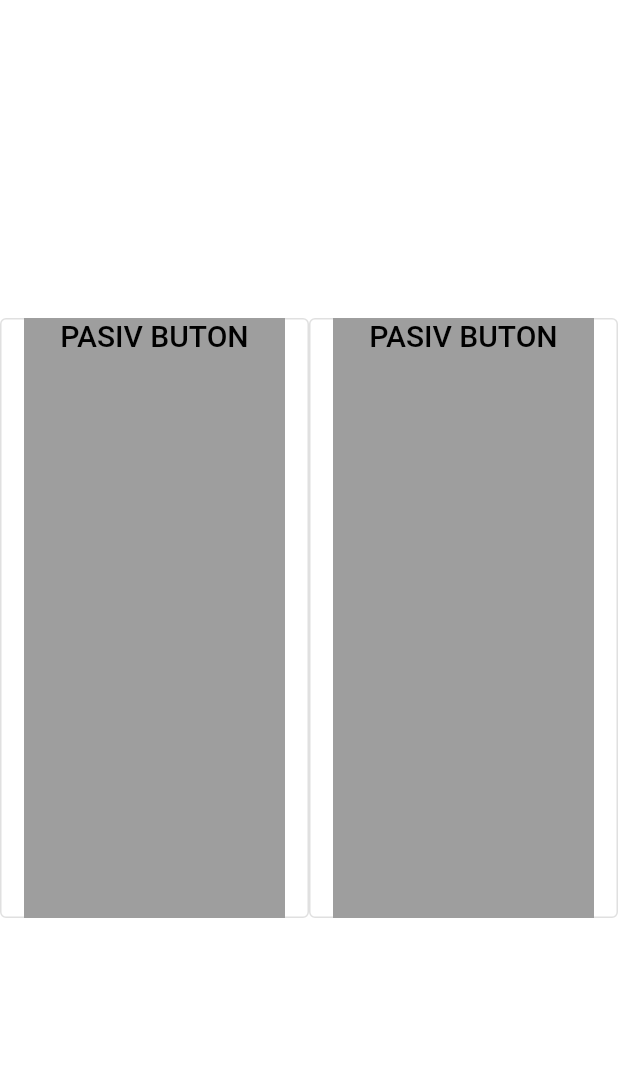
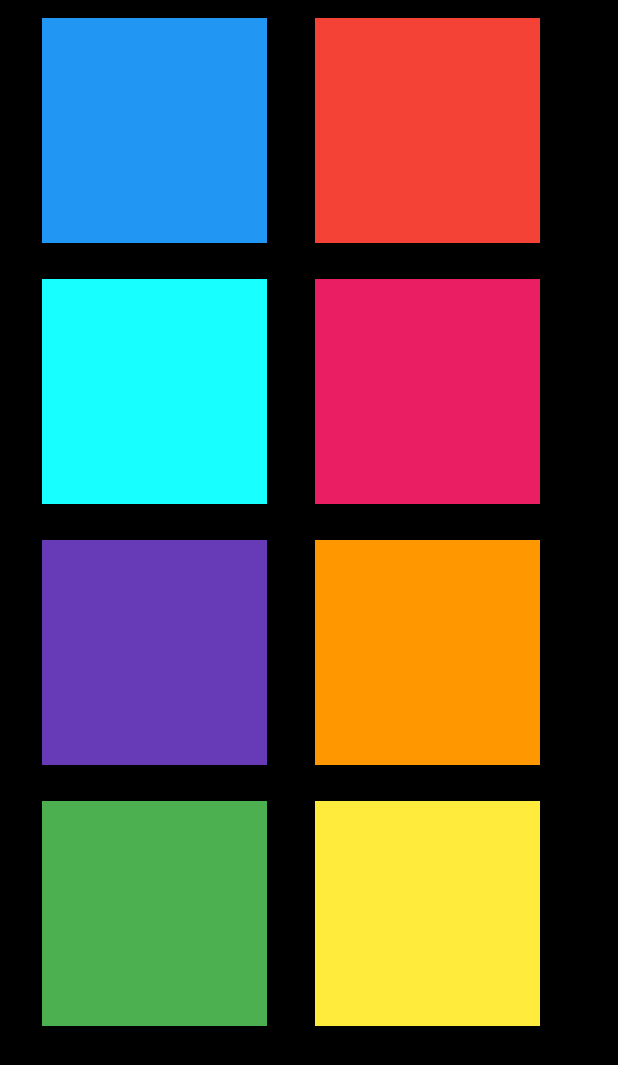
Before and after one commit to hasanyilmaz61/active-passive-button-selection., a Flutter app: the screen it shows after launch, on a phone screen of 412 x 824 dp. Shown: the top 1065 px of the screen. Run offline on Flutter 3.47's test engine with Material 2 defaults, Android fonts, the phone set to English and light mode, and no system bars; our stand-ins replace audioplayers.

Commit message:
passive-button-selection

```diff
--- a/lib/main.dart
+++ b/lib/main.dart
@@ -2,71 +2,93 @@ import 'package:flutter/material.dart';
 import 'package:audioplayers/audioplayers.dart';
 
 void main() {
-  runApp(MyApp());
+  runApp(const MyApp());
 }
 
-class MyApp extends StatefulWidget {
-  @override
-  State<MyApp> createState() => _MyAppState();
-}
-
-class _MyAppState extends State<MyApp> {
-  String sec = "";
+class MyApp extends StatelessWidget {
+  const MyApp({Key? key}) : super(key: key);
 
   @override
   Widget build(BuildContext context) {
     return MaterialApp(
-      home: SafeArea(
-        child: Scaffold(
-          backgroundColor: Colors.white,
-          body: Center(
+      home: Scaffold(
+        backgroundColor: Colors.black,
+        body: ses(),
+      ),
+    );
+  }
+}
+
+class ses extends StatefulWidget {
+  @override
+  State<ses> createState() => _sesState();
+}
+
+class _sesState extends State<ses> {
+  final call = AudioPlayer();
+  void sesical(String oynat) {
+    call.setSource(AssetSource('$oynat.wav'));
+  }
+
+  @override
+  Widget build(BuildContext context) {
+    return SafeArea(
+      child: Column(
+        children: [
+          Padding(
+            padding: const EdgeInsets.all(12.0),
             child: Row(
-              mainAxisAlignment: MainAxisAlignment.center,
+              mainAxisSize: MainAxisSize.min,
               children: [
-                Expanded(
-                  child: OutlinedButton(
-                    onPressed: () {
-                      setState(() {
-                        sec = "sol";
-                      });
-                    },
-                    child: Container(
-                      width: 200,
-                      height: 400,
-                      color: sec == "sol" ? Colors.blue : Colors.grey,
-                      child: Text(
-                        sec == "sol" ? "AKTIF BUTON" : "PASIV BUTON",
-                        style: TextStyle(fontSize: 20, color: Colors.black),
-                        textAlign: TextAlign.center,
+                buildOutlinedButton("bip", Colors.blue),
+                buildOutlinedButton("ridebel", Colors.red),
+              ],
             ),
           ),
+          Padding(
+            padding: const EdgeInsets.all(12.0),
+            child: Row(
+              mainAxisSize: MainAxisSize.min,
+              children: [
+                buildOutlinedButton("clap1", Colors.cyanAccent),
+                buildOutlinedButton("clap2", Colors.pink),
+              ],
             ),
           ),
-                Expanded(
-                  child: OutlinedButton(
-                    onPressed: () {
-                      setState(() {
-                        sec = "sag";
-
-                        print(sec);
-                      });
-                    },
-                    child: Container(
-                      width: 200,
-                      height: 400,
-                      color: sec == "sag" ? Colors.blue : Colors.grey,
-                      child: Text(
-                        sec == "sag" ? "AKTIF BUTON" : "PASIV BUTON",
-                        style: TextStyle(fontSize: 20, color: Colors.black),
-                        textAlign: TextAlign.center,
+          Padding(
+            padding: const EdgeInsets.all(12.0),
+            child: Row(
+              mainAxisSize: MainAxisSize.min,
+              children: [
+                buildOutlinedButton("clap3", Colors.deepPurple),
+                buildOutlinedButton("oobah", Colors.orange),
+              ],
             ),
           ),
+          Padding(
+            padding: const EdgeInsets.all(12.0),
+            child: Row(
+              mainAxisSize: MainAxisSize.min,
+              children: [
+                buildOutlinedButton("crash", Colors.green),
+                buildOutlinedButton("woo", Colors.yellow),
+              ],
             ),
           ),
         ],
       ),
-          ),
-        ),
+    );
+  }
+
+  OutlinedButton buildOutlinedButton(String ses, Color renk) {
+    return OutlinedButton(
+      onPressed: () {
+        sesical(ses);
+      },
+      child: Container(
+        color: renk,
+        width: 150,
+        height: 150,
       ),
     );
   }
```
Lines whose indentation alone changed are shown as unchanged.
